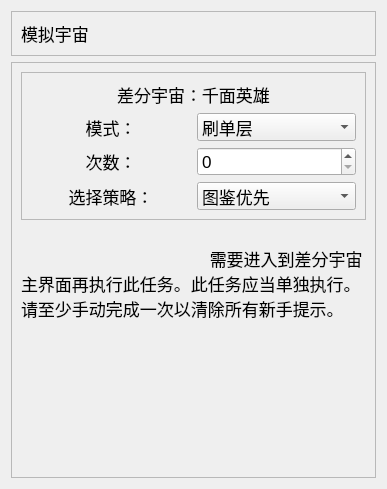
The window that resources/ui/simulated_universe.ui (Shasnow/StarRailAssistant) describes before a commit, drawn with Qt 5.
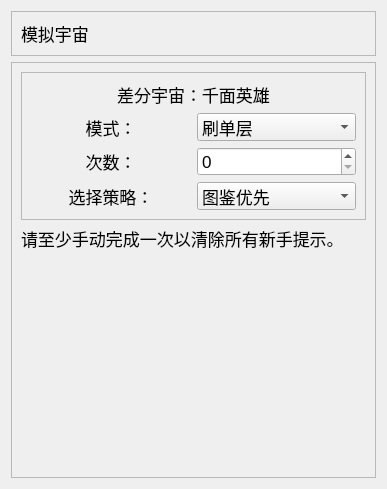
The same window after the commit.

Commit message: fix: 更新说明；

Diff of the .ui file:
```diff
--- a/resources/ui/simulated_universe.ui
+++ b/resources/ui/simulated_universe.ui
@@ -150,9 +150,7 @@
                         <item>
                             <widget class="QLabel" name="label_5">
                                 <property name="text">
-                                    <string>
-                                        需要进入到差分宇宙主界面再执行此任务。此任务应当单独执行。请至少手动完成一次以清除所有新手提示。
-                                    </string>
+         <string>请至少手动完成一次以清除所有新手提示。</string>
                                 </property>
                                 <property name="wordWrap">
                                     <bool>true</bool>
```
Lines whose indentation alone changed are shown as unchanged. The commit also changes 1 other file.
